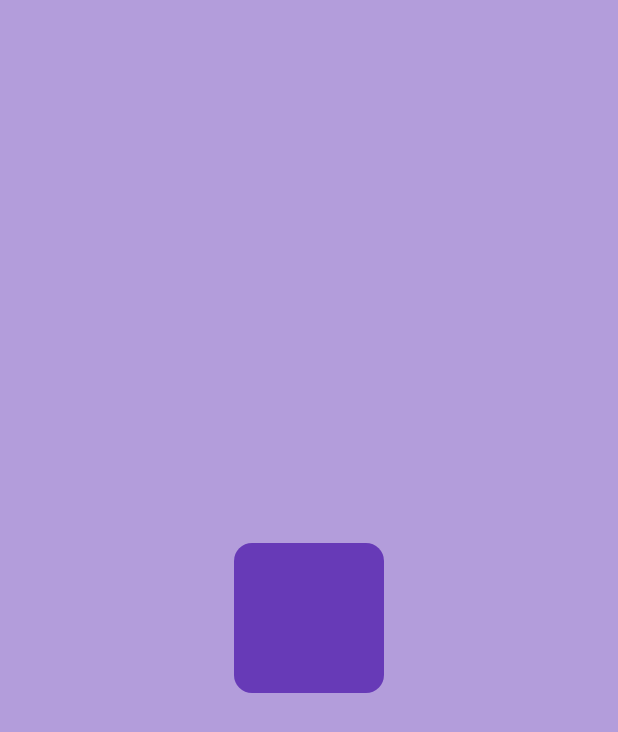
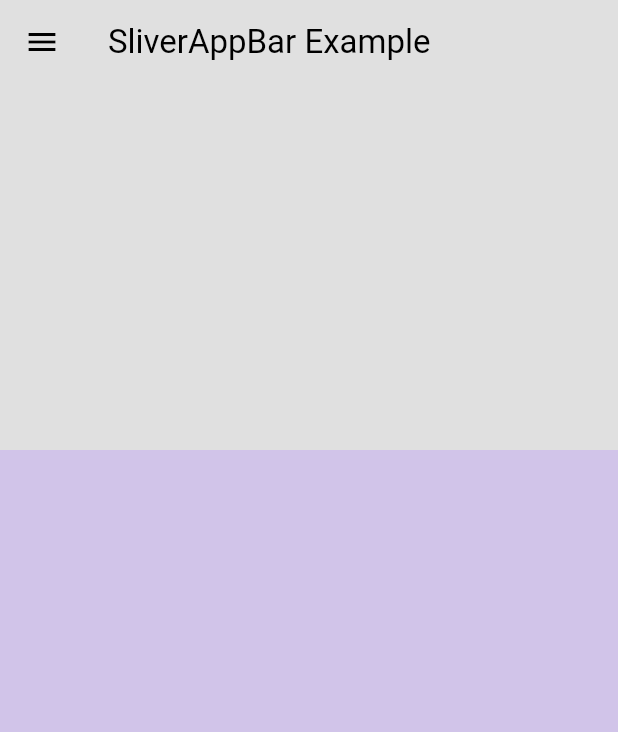
Before and after one commit to kalejaiyeoluwadara/flutter_minimal_e-commerce_app, a Flutter app: the screen it shows after launch, on a phone screen of 412 x 824 dp. Shown: the top 732 px of the screen. Run offline on Flutter 3.47's test engine with Material 3 defaults, Android fonts, the phone set to English and light mode, and no system bars.

Commit message:
sliverappbar

```diff
--- a/lib/main.dart
+++ b/lib/main.dart
@@ -3,7 +3,7 @@ import 'package:flutter_application_3/models/shop.dart';
 import 'package:flutter_application_3/pages/cart_page.dart';
 import 'package:flutter_application_3/pages/intro_page.dart';
 import 'package:flutter_application_3/pages/shop_page.dart';
-import 'package:flutter_application_3/test_pages/test.dart';
+import 'package:flutter_application_3/test_pages/sliver_app_bar.dart';
 import 'package:flutter_application_3/theme/light_mode.dart';
 import 'package:provider/provider.dart';
 
@@ -22,9 +22,9 @@ class MyApp extends StatelessWidget {
   @override
   Widget build(BuildContext context) {
     return MaterialApp(
-      title: 'Flutter Demo',
+      title: 'Minimal E-commerce App',
       debugShowCheckedModeBanner: false,
-      home: const TestPage(),
+      home: const CustomSliverAppBar(),
       // home: const IntroPage(),
       theme: lightMode,
       routes: {
--- /dev/null
+++ b/lib/test_pages/sliver_app_bar.dart
@@ -0,0 +1,21 @@
+import 'package:flutter/material.dart';
+
+class CustomSliverAppBar extends StatelessWidget {
+  const CustomSliverAppBar({super.key});
+
+  @override
+  Widget build(BuildContext context) {
+    return Scaffold(
+      backgroundColor: Colors.deepPurple[100],
+      body: const CustomScrollView(
+        slivers: [
+          SliverAppBar(
+            leading: Icon(Icons.menu),
+            title: Text("SliverAppBar Example"),
+            expandedHeight: 300,
+          ),
+        ],
+      ),
+    );
+  }
+}
```
